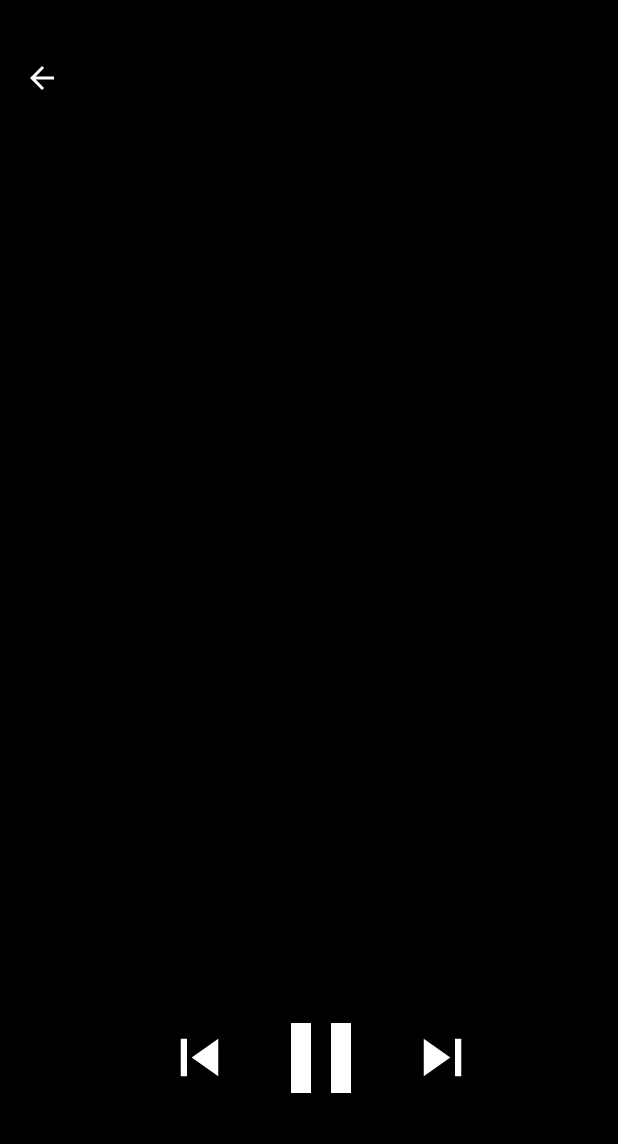
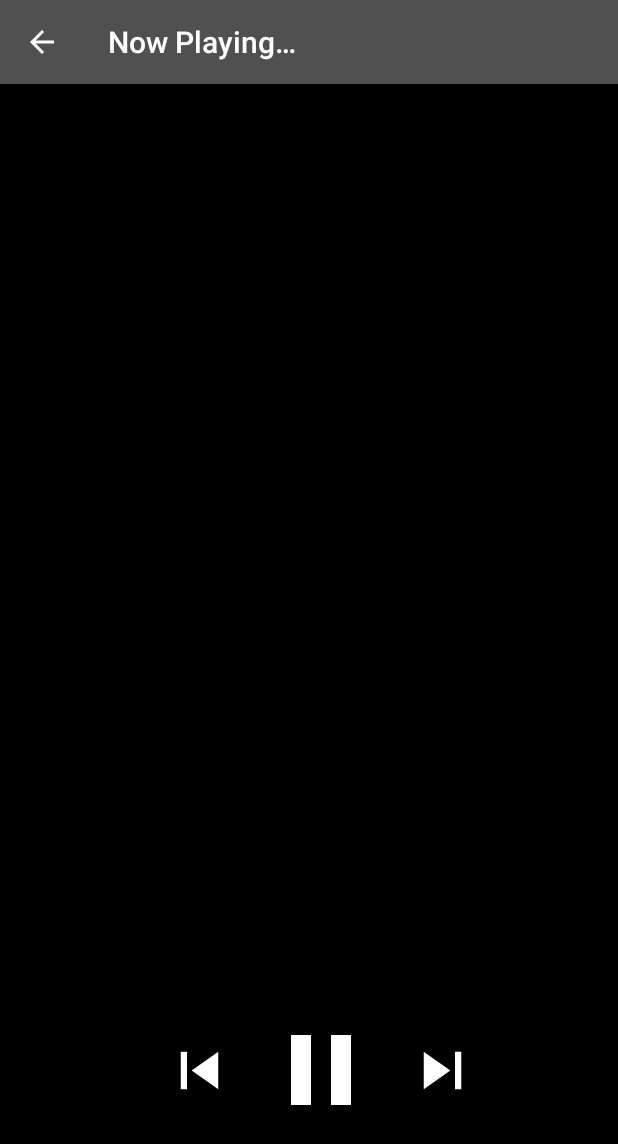
Before and after one commit to yummywakame/Codeck, an Android app: the PlaylistActivity screen opened directly, with no data from a screen before it, on a phone screen of 412 x 824 dp. Shown: the top 1144 px of the screen. Run offline under Robolectric (Android 15) with nearby library versions, the phone set to English and light mode, and no system bars; our stand-ins replace CircleImageView; libraries missing offline, so code that uses them is left out: android.support.v8; 1 statement that could not run was skipped.

Commit message:
finishing touches before Udacity review

```diff
--- a/app/build.gradle
+++ b/app/build.gradle
@@ -33,8 +33,4 @@ dependencies {
 
     // library for circular images
     implementation 'de.hdodenhof:circleimageview:2.2.0'
-
-    //sdk for accurate font sizes across devices
-    //implementation 'com.intuit.ssp:ssp-android:1.0.5'
-
 }
--- a/app/src/main/java/com/yummywakame/codeck/PlaylistActivity.java
+++ b/app/src/main/java/com/yummywakame/codeck/PlaylistActivity.java
@@ -52,16 +52,8 @@ public class PlaylistActivity extends AppCompatActivity {
         final ImageView buttonSkipNext = findViewById(R.id.button_skip_next);
         final ImageView buttonSkipPrevious = findViewById(R.id.button_skip_previous);
         final AlphaAnimation buttonClick = new AlphaAnimation(1F, 0.5F);
-        final Toolbar toolbar = findViewById(R.id.toolbar);
 
-        // Top back button toolbar
-        setSupportActionBar(toolbar);
-        if (getSupportActionBar() != null) {
-            getSupportActionBar().setTitle("");
-            getSupportActionBar().setHomeButtonEnabled(true);
-            getSupportActionBar().setDisplayHomeAsUpEnabled(true);
-            getSupportActionBar().setDisplayShowTitleEnabled(false);
-        }
+
 
         // play / pause button click listener
         buttonPlay.setTag(1);
@@ -100,6 +92,10 @@ public class PlaylistActivity extends AppCompatActivity {
 
     }
 
+    /**
+     * On up or back button, make transition slide from left to right.
+     * Resource: https://stackoverflow.com/a/32033927/9302422
+     */
     @Override
     public boolean onOptionsItemSelected(MenuItem item) {
         switch (item.getItemId()) {
@@ -112,11 +108,6 @@ public class PlaylistActivity extends AppCompatActivity {
         }
     }
 
-    /**
-     * On up or back button, make transition slide from left to right.
-     * Resource: https://stackoverflow.com/a/32033927/9302422
-     */
-
     @Override
     public void onBackPressed() {
         this.finish();
--- a/app/src/main/java/com/yummywakame/codeck/PlaylistAdapter.java
+++ b/app/src/main/java/com/yummywakame/codeck/PlaylistAdapter.java
@@ -2,6 +2,8 @@ package com.yummywakame.codeck;
 
 import android.app.Activity;
 import android.content.Intent;
+import android.support.annotation.NonNull;
+import android.support.annotation.Nullable;
 import android.view.LayoutInflater;
 import android.view.View;
 import android.view.ViewGroup;
@@ -44,8 +46,9 @@ public class PlaylistAdapter extends ArrayAdapter<Playlist> {
      * @param parent      The parent ViewGroup that is used for inflation.
      * @return The View for the position in the AdapterView.
      */
+    @NonNull
     @Override
-    public View getView(int position, View convertView, ViewGroup parent) {
+    public View getView(int position, @Nullable View convertView, @NonNull ViewGroup parent) {
 
         // Check if the existing view is being reused, otherwise inflate the view
         View gridItemView = convertView;
--- a/app/src/main/java/com/yummywakame/codeck/SplashActivity.java
+++ b/app/src/main/java/com/yummywakame/codeck/SplashActivity.java
@@ -17,7 +17,7 @@ public class SplashActivity extends AppCompatActivity {
      * Creates a fade-in splash screen.
      * Resource/Tutorial: https://youtu.be/h_hTuaEpc-8
      *
-     * @param savedInstanceState
+     * @param savedInstanceState is not used for this splash screen
      */
 
     @Override
@@ -30,7 +30,7 @@ public class SplashActivity extends AppCompatActivity {
         Bitmap bitmap = ((BitmapDrawable) bgImgView.getDrawable()).getBitmap();
         bgImgView.setImageBitmap(new BlurUtils().blur(SplashActivity.this, bitmap, 15.5f));
 
-        // locate images to fade in
+        // locate image to fade in
         logo = findViewById(R.id.fadein_codeck_logo);
         Animation introFade = AnimationUtils.loadAnimation(this, R.anim.intro_fade_animation);
         logo.startAnimation(introFade);
--- a/app/src/main/res/layout/activity_main.xml
+++ b/app/src/main/res/layout/activity_main.xml
@@ -1,4 +1,4 @@
-<?xml version="1.0" encoding="utf-8"?><!-- Layout for the main screen -->
+<?xml version="1.0" encoding="utf-8"?>
 <android.support.constraint.ConstraintLayout xmlns:android="http://schemas.android.com/apk/res/android"
     xmlns:app="http://schemas.android.com/apk/res-auto"
     xmlns:tools="http://schemas.android.com/tools"
@@ -14,6 +14,7 @@
         android:alpha=".3"
         android:scaleType="centerCrop"
         android:src="@drawable/preview_chill_study_beats_5"
+        android:contentDescription="@null"
         app:layout_constraintBottom_toBottomOf="parent"
         app:layout_constraintEnd_toEndOf="parent"
         app:layout_constraintStart_toStartOf="parent"
@@ -28,6 +29,7 @@
         android:stretchMode="columnWidth"
         tools:layoutManager="android.support.v7.widget.GridLayoutManager"
         tools:listitem="@layout/list_item"
-        android:paddingTop="@dimen/margin_l"
+        android:paddingTop="@dimen/margin_s"
         tools:spanCount="1" />
+
 </android.support.constraint.ConstraintLayout>
--- a/app/src/main/res/layout/activity_playlist.xml
+++ b/app/src/main/res/layout/activity_playlist.xml
@@ -66,7 +66,7 @@
         android:layout_marginEnd="@dimen/margin_l"
         android:layout_marginStart="@dimen/margin_l"
         android:layout_marginTop="@dimen/margin_m"
-        android:fontFamily="sans-serif-light"
+        android:fontFamily="@font/quicksand"
         android:textAlignment="center"
         android:textColor="@android:color/white"
         android:textSize="@dimen/text_size_m"
@@ -81,7 +81,7 @@
         android:layout_height="wrap_content"
         android:layout_marginStart="@dimen/margin_s"
         android:layout_marginTop="@dimen/margin_m"
-        android:fontFamily="sans-serif-light"
+        android:fontFamily="@font/quicksand"
         android:textColor="@android:color/white"
         android:textSize="@dimen/text_size_s"
         app:layout_constraintStart_toEndOf="@+id/playlist_author_image"
@@ -95,7 +95,7 @@
         android:layout_marginBottom="@dimen/margin_s"
         android:layout_marginEnd="@dimen/margin_s"
         android:layout_marginStart="@dimen/margin_m"
-        android:fontFamily="sans-serif-light"
+        android:fontFamily="@font/quicksand"
         android:textAlignment="textEnd"
         android:textColor="@android:color/white"
         app:layout_constraintBottom_toBottomOf="parent"
@@ -160,13 +160,6 @@
         app:layout_constraintStart_toEndOf="@+id/button_play"
         app:layout_constraintTop_toTopOf="@+id/button_play" />
 
-    <android.support.v7.widget.Toolbar
-        android:id="@+id/toolbar"
-        android:layout_width="match_parent"
-        android:layout_height="?android:attr/actionBarSize"
-        android:layout_marginTop="@dimen/margin_l"
-        app:layout_constraintStart_toStartOf="parent"
-        app:layout_constraintTop_toTopOf="parent"
-        app:theme="@style/TransparentBar" />
+
 
 </android.support.constraint.ConstraintLayout>
--- a/app/src/main/res/values/colors.xml
+++ b/app/src/main/res/values/colors.xml
@@ -5,6 +5,6 @@
     <color name="colorAccent">#ff0077</color>
     <color name="colorCool">#039be5</color>
     <color name="colorBackground">#edfafd</color>
-    <color name="semiTransparentWhite">#40FFFFFF</color>
+    <color name="semiTransparentWhite">#40ffffff</color>
     <color name="colorSplashBackground">#4c0654</color>
 </resources>
--- a/app/src/main/res/values/strings.xml
+++ b/app/src/main/res/values/strings.xml
@@ -1,6 +1,7 @@
 <?xml version="1.0" encoding="utf-8"?>
 <resources>
     <string name="app_name">CODECK</string>
+    <string name="loading_text">Loading&#8230;</string>
     <string name="playlist_image_description">Playlist image</string>
-    <string name="playlist_activity_title">Now Playing</string>
+    <string name="playlist_activity_title">Now Playing&#8230;</string>
 </resources>
--- a/app/src/main/res/values/styles.xml
+++ b/app/src/main/res/values/styles.xml
@@ -1,18 +1,11 @@
 <resources>
     <!-- Base application theme. -->
-    <style name="AppTheme" parent="Theme.AppCompat.Light.NoActionBar">
+    <style name="AppTheme" parent="Theme.AppCompat.DayNight.DarkActionBar">
         <!-- Customize your theme here. -->
         <item name="colorPrimary">@color/colorPrimary</item>
         <item name="colorPrimaryDark">@color/colorPrimaryDark</item>
         <item name="colorAccent">@color/colorAccent</item>
-        <item name="android:windowTranslucentStatus">true</item>
-        <item name="android:windowContentOverlay">@null</item>
-        <item name="android:navigationBarColor">@android:color/black</item>
+
     </style>
 
-    <style name="TransparentBar" parent="ThemeOverlay.AppCompat.Dark.ActionBar">
-        <item name="android:windowActionBarOverlay">true</item>
-        <item name="windowActionBarOverlay">true</item>
-        <item name="android:navigationBarColor">@android:color/black</item>
-    </style>
 </resources>
```
Also changed, not shown: app/src/main/AndroidManifest.xml (+4 -3 lines), app/src/main/java/com/yummywakame/codeck/BlurUtils.java (+4 -10 lines), app/src/main/res/layout/list_item.xml (+5 -6 lines), app/src/main/res/font/quicksand.ttf (added).
